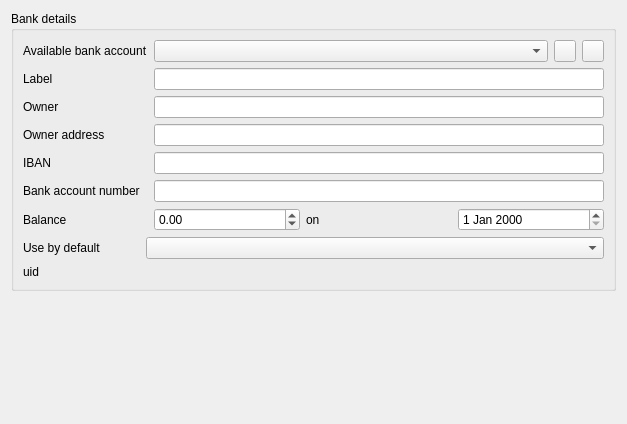
The window that plugins/accountplugin/preferences/bankdetailspage.ui (FreeHealth/freehealth) describes before a commit, drawn with Qt 5.
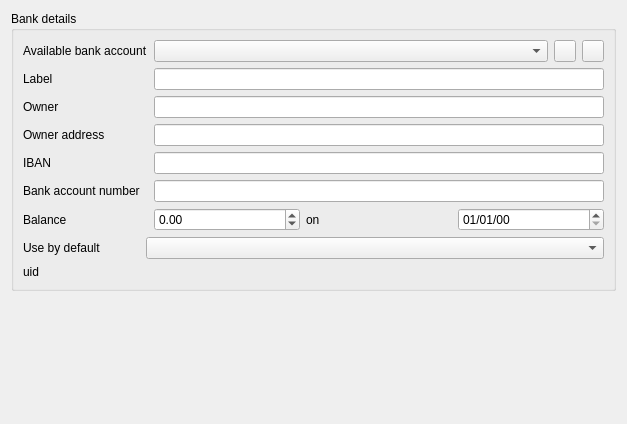
The same window after the commit.

Commit message: standardization of date format in all QDateEdit

Diff of the .ui file:
```diff
--- a/plugins/accountplugin/preferences/bankdetailspage.ui
+++ b/plugins/accountplugin/preferences/bankdetailspage.ui
@@ -152,7 +152,11 @@
          </widget>
         </item>
         <item>
-         <widget class="QDateEdit" name="balanceDate"/>
+         <widget class="QDateEdit" name="balanceDate">
+          <property name="displayFormat">
+           <string notr="true">dd/MM/yy</string>
+          </property>
+         </widget>
         </item>
        </layout>
       </item>
```
The commit also changes 32 other files.
